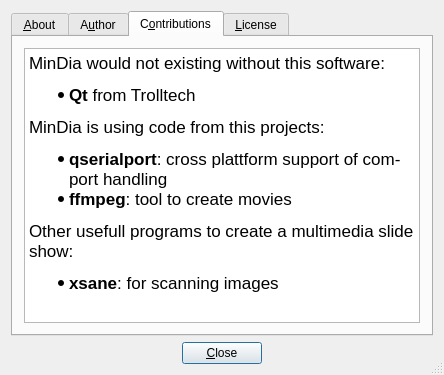
Before: the Qt Designer form src/AboutExtDlg4.ui in mneuroth/MinDia, drawn with Qt 5.
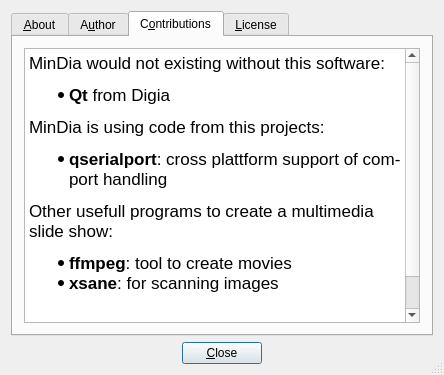
After: the same form once the commit is applied. The open tabs and pages were chosen to show the change.

The edit to the form file:
```diff
--- a/src/AboutExtDlg4.ui
+++ b/src/AboutExtDlg4.ui
@@ -103,15 +103,16 @@
           <string>&lt;!DOCTYPE HTML PUBLIC &quot;-//W3C//DTD HTML 4.0//EN&quot; &quot;http://www.w3.org/TR/REC-html40/strict.dtd&quot;&gt;
 &lt;html&gt;&lt;head&gt;&lt;meta name=&quot;qrichtext&quot; content=&quot;1&quot; /&gt;&lt;style type=&quot;text/css&quot;&gt;
 p, li { white-space: pre-wrap; }
-&lt;/style&gt;&lt;/head&gt;&lt;body style=&quot; font-family:'Lucida Grande'; font-size:13pt; font-weight:400; font-style:normal;&quot;&gt;
-&lt;p style=&quot; margin-top:0px; margin-bottom:0px; margin-left:0px; margin-right:0px; -qt-block-indent:0; text-indent:0px;&quot;&gt;MinDia would not existing without this software:&lt;/p&gt;
-&lt;ul style=&quot;margin-top: 0px; margin-bottom: 0px; margin-left: 0px; margin-right: 0px; -qt-list-indent: 1;&quot;&gt;&lt;li style=&quot; margin-top:12px; margin-bottom:12px; margin-left:0px; margin-right:0px; -qt-block-indent:0; text-indent:0px;&quot;&gt;&lt;span style=&quot; font-weight:600;&quot;&gt;Qt&lt;/span&gt; from Trolltech&lt;/li&gt;&lt;/ul&gt;
-&lt;p style=&quot; margin-top:12px; margin-bottom:12px; margin-left:0px; margin-right:0px; -qt-block-indent:0; text-indent:0px;&quot;&gt;MinDia is using code from this projects:&lt;/p&gt;
-&lt;ul style=&quot;margin-top: 0px; margin-bottom: 0px; margin-left: 0px; margin-right: 0px; -qt-list-indent: 1;&quot;&gt;&lt;li style=&quot; margin-top:12px; margin-bottom:0px; margin-left:0px; margin-right:0px; -qt-block-indent:0; text-indent:0px;&quot;&gt;&lt;span style=&quot; font-weight:600;&quot;&gt;qserialport&lt;/span&gt;: cross plattform support of com-port handling&lt;/li&gt;
-&lt;li style=&quot; font-weight:600;&quot; style=&quot; margin-top:0px; margin-bottom:0px; margin-left:0px; margin-right:0px; -qt-block-indent:0; text-indent:0px;&quot;&gt;ffmpeg&lt;span style=&quot; font-weight:400;&quot;&gt;: tool to create movies&lt;/span&gt;&lt;/li&gt;&lt;/ul&gt;
-&lt;p style=&quot; margin-top:12px; margin-bottom:12px; margin-left:0px; margin-right:0px; -qt-block-indent:0; text-indent:0px;&quot;&gt;Other usefull programs to create a multimedia slide show:&lt;/p&gt;
-&lt;ul style=&quot;margin-top: 0px; margin-bottom: 0px; margin-left: 0px; margin-right: 0px; -qt-list-indent: 1;&quot;&gt;&lt;li style=&quot; margin-top:12px; margin-bottom:0px; margin-left:0px; margin-right:0px; -qt-block-indent:0; text-indent:0px;&quot;&gt;&lt;span style=&quot; font-weight:600;&quot;&gt;xsane&lt;/span&gt;: for scanning images&lt;/li&gt;&lt;/ul&gt;
-&lt;p style=&quot;-qt-paragraph-type:empty; margin-top:0px; margin-bottom:12px; margin-left:0px; margin-right:0px; -qt-block-indent:0; text-indent:0px;&quot;&gt;&lt;br /&gt;&lt;/p&gt;&lt;/body&gt;&lt;/html&gt;</string>
+&lt;/style&gt;&lt;/head&gt;&lt;body style=&quot; font-family:'MS Shell Dlg 2'; font-size:8.25pt; font-weight:400; font-style:normal;&quot;&gt;
+&lt;p style=&quot; margin-top:0px; margin-bottom:0px; margin-left:0px; margin-right:0px; -qt-block-indent:0; text-indent:0px;&quot;&gt;&lt;span style=&quot; font-family:'Lucida Grande'; font-size:13pt;&quot;&gt;MinDia would not existing without this software:&lt;/span&gt;&lt;/p&gt;
+&lt;ul style=&quot;margin-top: 0px; margin-bottom: 0px; margin-left: 0px; margin-right: 0px; -qt-list-indent: 1;&quot;&gt;&lt;li style=&quot; font-family:'Lucida Grande'; font-size:13pt;&quot; style=&quot; margin-top:12px; margin-bottom:12px; margin-left:0px; margin-right:0px; -qt-block-indent:0; text-indent:0px;&quot;&gt;&lt;span style=&quot; font-weight:600;&quot;&gt;Qt&lt;/span&gt; from Digia&lt;/li&gt;&lt;/ul&gt;
+&lt;p style=&quot; margin-top:12px; margin-bottom:12px; margin-left:0px; margin-right:0px; -qt-block-indent:0; text-indent:0px;&quot;&gt;&lt;span style=&quot; font-family:'Lucida Grande'; font-size:13pt;&quot;&gt;MinDia is using code from this projects:&lt;/span&gt;&lt;/p&gt;
+&lt;ul style=&quot;margin-top: 0px; margin-bottom: 0px; margin-left: 0px; margin-right: 0px; -qt-list-indent: 1;&quot;&gt;&lt;li style=&quot; font-family:'Lucida Grande'; font-size:13pt;&quot; style=&quot; margin-top:12px; margin-bottom:0px; margin-left:0px; margin-right:0px; -qt-block-indent:0; text-indent:0px;&quot;&gt;&lt;span style=&quot; font-weight:600;&quot;&gt;qserialport&lt;/span&gt;: cross plattform support of com-port handling&lt;/li&gt;&lt;/ul&gt;
+&lt;p style=&quot; margin-top:12px; margin-bottom:12px; margin-left:0px; margin-right:0px; -qt-block-indent:0; text-indent:0px;&quot;&gt;&lt;span style=&quot; font-family:'Lucida Grande'; font-size:13pt;&quot;&gt;Other usefull programs to create a multimedia slide show:&lt;/span&gt;&lt;/p&gt;
+&lt;ul style=&quot;margin-top: 0px; margin-bottom: 0px; margin-left: 0px; margin-right: 0px; -qt-list-indent: 1;&quot;&gt;&lt;li style=&quot; font-family:'Lucida Grande'; font-size:13pt; font-weight:600;&quot; style=&quot; margin-top:0px; margin-bottom:0px; margin-left:0px; margin-right:0px; -qt-block-indent:0; text-indent:0px;&quot;&gt;ffmpeg&lt;span style=&quot; font-weight:400;&quot;&gt;: tool to create movies&lt;/span&gt;&lt;/li&gt;
+&lt;li style=&quot; font-family:'Lucida Grande'; font-size:13pt;&quot; style=&quot; margin-top:0px; margin-bottom:0px; margin-left:0px; margin-right:0px; -qt-block-indent:0; text-indent:0px;&quot;&gt;&lt;span style=&quot; font-weight:600;&quot;&gt;xsane&lt;/span&gt;: for scanning images&lt;/li&gt;&lt;/ul&gt;
+&lt;p style=&quot;-qt-paragraph-type:empty; margin-top:0px; margin-bottom:12px; margin-left:0px; margin-right:0px; -qt-block-indent:0; text-indent:0px; font-family:'Lucida Grande'; font-size:13pt;&quot;&gt;&lt;/p&gt;
+&lt;p style=&quot; margin-top:0px; margin-bottom:0px; margin-left:0px; margin-right:0px; -qt-block-indent:0; text-indent:0px;&quot;&gt;&lt;span style=&quot; font-family:'Lucida Grande'; font-size:13pt;&quot;&gt;&lt;br /&gt;&lt;/span&gt;&lt;/p&gt;&lt;/body&gt;&lt;/html&gt;</string>
          </property>
         </widget>
        </item>
```
Left out of the diff: 10 changed lines with no effect on the pictures.
